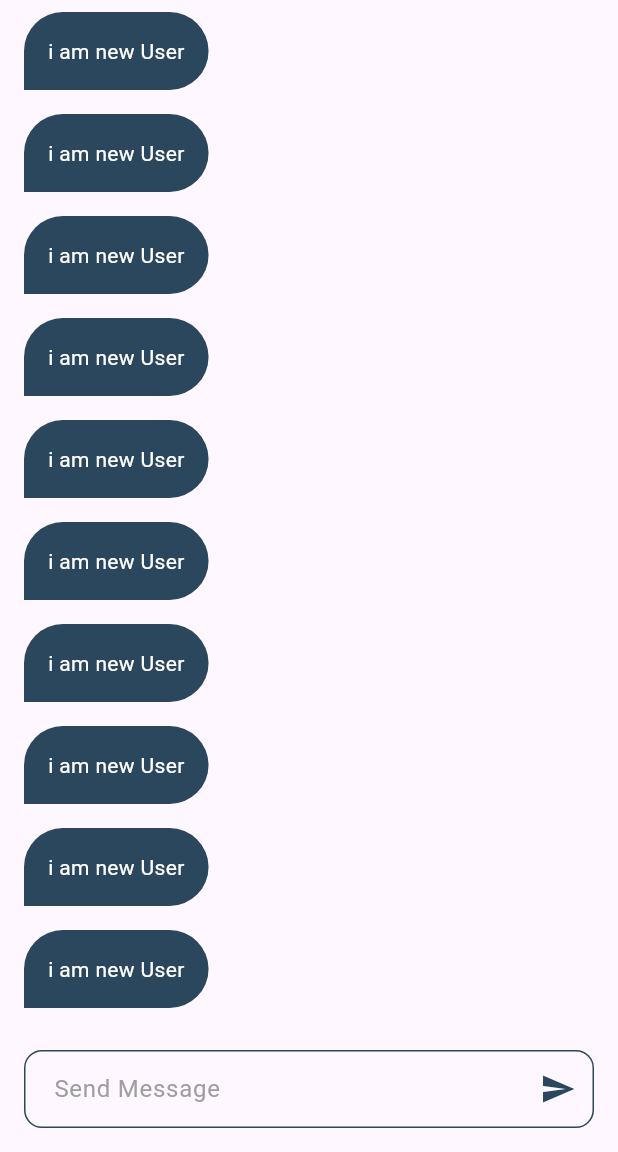
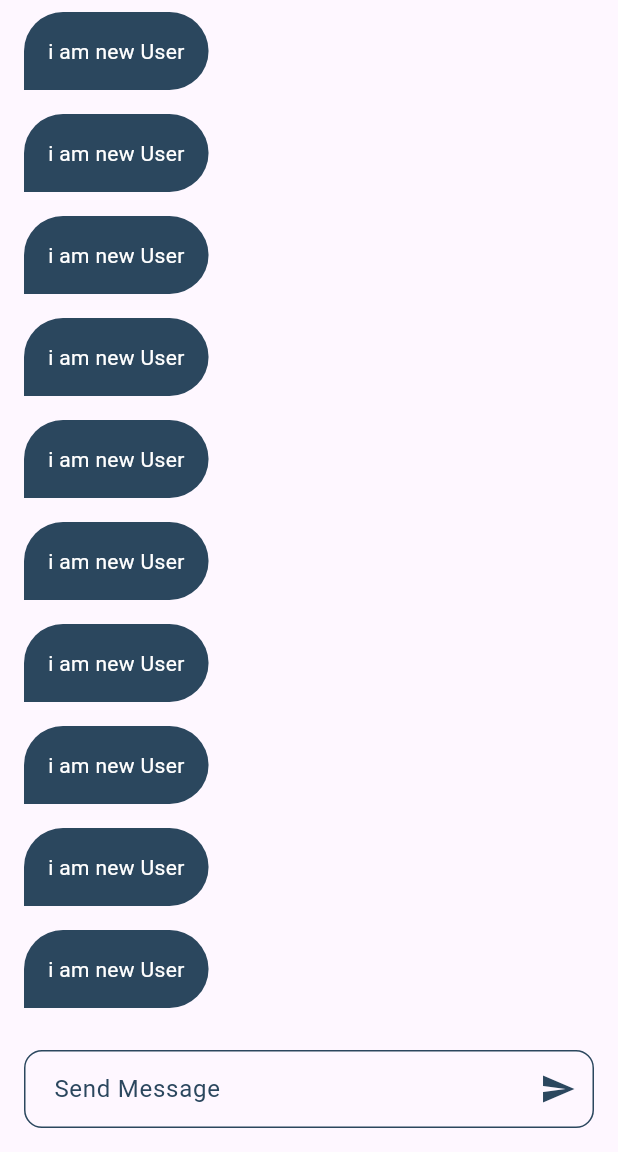
Before and after one commit to Mina8496/scholar_chat, a Flutter app: the ChatPage screen opened directly, on a phone screen of 412 x 824 dp, the part 84-1236 px from its top. Run offline on Flutter 3.47's test engine with Material 3 defaults, Android fonts, the phone set to English and light mode, and no system bars; our stand-ins replace firebase_auth, firebase_core; accounts and stored records are empty.

Commit message:
refined text field colors, Added a scrollable chat message list and a message input field to the chat screen.

```diff
--- a/lib/core/widgets/custom_text_field.dart
+++ b/lib/core/widgets/custom_text_field.dart
@@ -1,15 +1,17 @@
 import 'package:flutter/material.dart';
-import 'package:scholar_chat/core/constants.dart';
 
 class CustomTextField extends StatelessWidget {
   final TextEditingController? controller;
   final String? hintText;
+  final TextStyle? hintStyle;
   final String? labelText;
   final String? errorText;
 
   final Widget? prefixIcon;
   final Widget? suffixIcon;
   final Widget? suffix;
+
+  final BorderSide? borderSide;
 
   final TextInputType? keyboardType;
   final TextInputAction? textInputAction;
@@ -29,10 +31,12 @@ class CustomTextField extends StatelessWidget {
     super.key,
     this.controller,
     this.hintText,
+    this.hintStyle,
     this.labelText,
     this.errorText,
     this.prefixIcon,
     this.suffixIcon,
+    this.borderSide,
     this.keyboardType,
     this.textInputAction,
     this.obscureText = false,
@@ -63,7 +67,7 @@ class CustomTextField extends StatelessWidget {
 
       decoration: InputDecoration(
         hintText: hintText,
-        hintStyle: TextStyle(color: Colors.grey),
+        hintStyle: hintStyle ?? const TextStyle(color: Colors.white),
         labelText: labelText,
         errorText: errorText,
         suffix: suffix,
@@ -73,13 +77,13 @@ class CustomTextField extends StatelessWidget {
         border: OutlineInputBorder(borderRadius: BorderRadius.circular(12)),
 
         enabledBorder: OutlineInputBorder(
-          borderSide: BorderSide(color: kPrimaryColor),
+          borderSide: borderSide ?? const BorderSide(color: Colors.white),
           borderRadius: BorderRadius.circular(12),
         ),
 
         focusedBorder: OutlineInputBorder(
           borderRadius: BorderRadius.circular(12),
-          borderSide: BorderSide(color: kPrimaryColor, width: 2),
+          borderSide: borderSide ?? BorderSide(color: Colors.white, width: 2),
         ),
 
         contentPadding: const EdgeInsets.symmetric(
--- a/lib/feature/chat_page/page/chat_page.dart
+++ b/lib/feature/chat_page/page/chat_page.dart
@@ -30,8 +30,9 @@ class ChatPage extends StatelessWidget {
           Padding(
             padding: EdgeInsetsGeometry.all(16.0),
             child: CustomTextField(
+              hintStyle: TextStyle(color: kPrimaryColor),
               hintText: 'Send Message',
-
+              borderSide: BorderSide(color: kPrimaryColor),
               suffixIcon: Icon(Icons.send, color: kPrimaryColor),
             ),
           ),
```
